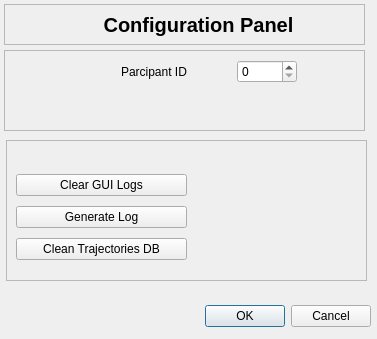
Qt form kinova_root/KinovaAdvancedGUI/configdialog.ui (LongfeiProjects/kinova-modules) before a commit.
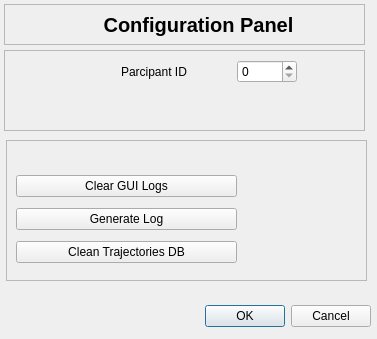
The same form after that commit.

The edit to the form file:
```diff
--- a/kinova_root/KinovaAdvancedGUI/configdialog.ui
+++ b/kinova_root/KinovaAdvancedGUI/configdialog.ui
@@ -161,8 +161,8 @@
      <rect>
       <x>10</x>
       <y>30</y>
-      <width>171</width>
-      <height>95</height>
+      <width>221</width>
+      <height>101</height>
      </rect>
     </property>
     <layout class="QVBoxLayout" name="verticalLayout_2">
```
